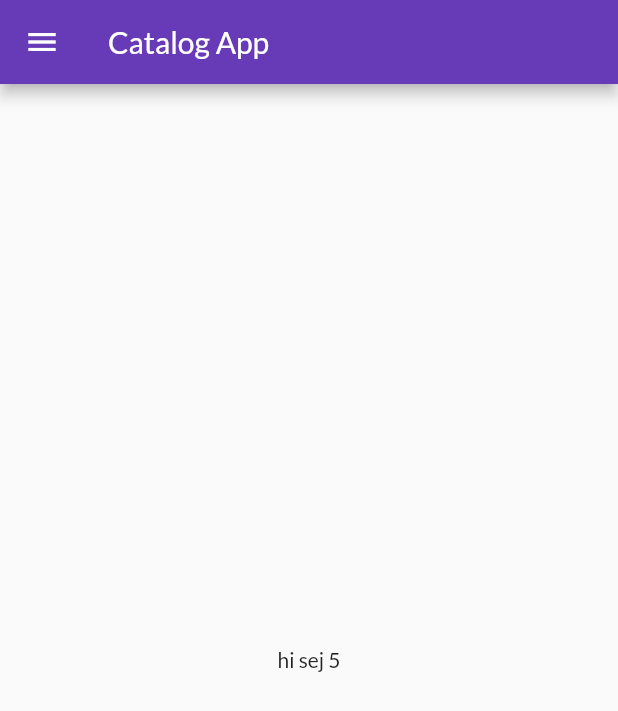
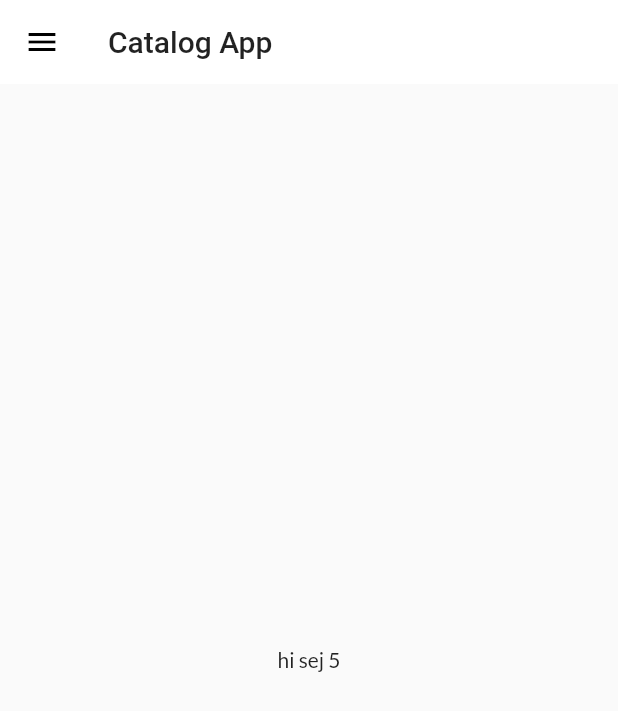
Before and after one commit to Sejzz/flutter_proj, a Flutter app: the screen it shows after launch, on a phone screen of 412 x 824 dp. Shown: the top 711 px of the screen. Run offline on Flutter 3.47's test engine with Material 2 defaults, Android fonts, the phone set to English and light mode, and no system bars; our stand-ins replace google_fonts.

Commit message:
themes extracted

```diff
--- a/lib/main.dart
+++ b/lib/main.dart
@@ -3,7 +3,8 @@
 import 'package:flutter/material.dart';
 import 'package:flutter_catalog/pages/login_page.dart';
 import 'package:flutter_catalog/utils/routes.dart';
-import 'package:google_fonts/google_fonts.dart';
+import 'package:flutter_catalog/widgets/themes.dart';
+//import 'package:google_fonts/google_fonts.dart';
 
 import 'pages/home_page.dart';
 
@@ -18,15 +19,24 @@ class MyApp extends StatelessWidget {
     return MaterialApp(
       //home: HomePage(),
       themeMode: ThemeMode.light,
-      theme: ThemeData(
-        primarySwatch: Colors.deepPurple,
-        fontFamily: GoogleFonts.lato().fontFamily,
-      ),
-      //debugShowCheckedModeBanner: false,
-      darkTheme: ThemeData(
-        brightness: Brightness.dark,
-      ),
+      theme: MyTheme.lightTheme(context),
+      darkTheme: MyTheme.darkTheme(context),
+
+      //ThemeData(
+      //primarySwatch: Colors.deepPurple,
+      // fontFamily: GoogleFonts.lato().fontFamily,
+      // appBarTheme: AppBarTheme(
+      // color: Colors.white,
+      //elevation: 0.0,
+      // iconTheme: IconThemeData(color: Colors.black),
+      // textTheme: Theme.of(context).textTheme,
+      //)
+
       debugShowCheckedModeBanner: false,
+      //darkTheme: ThemeData(
+      // brightness: Brightness.dark,
+      //),
+
       initialRoute: MyRoutes.homeRoute,
       routes: {
         "/": (context) => LoginPage(),
--- a/lib/pages/home_page.dart
+++ b/lib/pages/home_page.dart
@@ -11,7 +11,13 @@ class HomePage extends StatelessWidget {
 
     return Scaffold(
       appBar: AppBar(
-        title: Text("Catalog App"),
+        //backgroundColor: Colors.white,
+        //elevation: 0.0,
+        //iconTheme: IconThemeData(color: Colors.black),
+        title: Text(
+          "Catalog App",
+          //style: TextStyle(color: Colors.black),
+        ),
       ),
       body: Center(
         child: Container(
--- /dev/null
+++ b/lib/widgets/themes.dart
@@ -0,0 +1,20 @@
+import 'package:flutter/material.dart';
+import 'package:google_fonts/google_fonts.dart';
+
+class MyTheme{
+  static ThemeData lightTheme(BuildContext context) => ThemeData(
+          primarySwatch: Colors.deepPurple,
+          fontFamily: GoogleFonts.lato().fontFamily,
+          appBarTheme: AppBarTheme(
+            color: Colors.white,
+            elevation: 0.0,
+            iconTheme: IconThemeData(color: Colors.black),
+            textTheme: Theme.of(context).textTheme,
+          ));
+
+  static ThemeData darkTheme(BuildContext context) => ThemeData(
+            brightness: Brightness.dark,
+          );
+
+
+}
```
